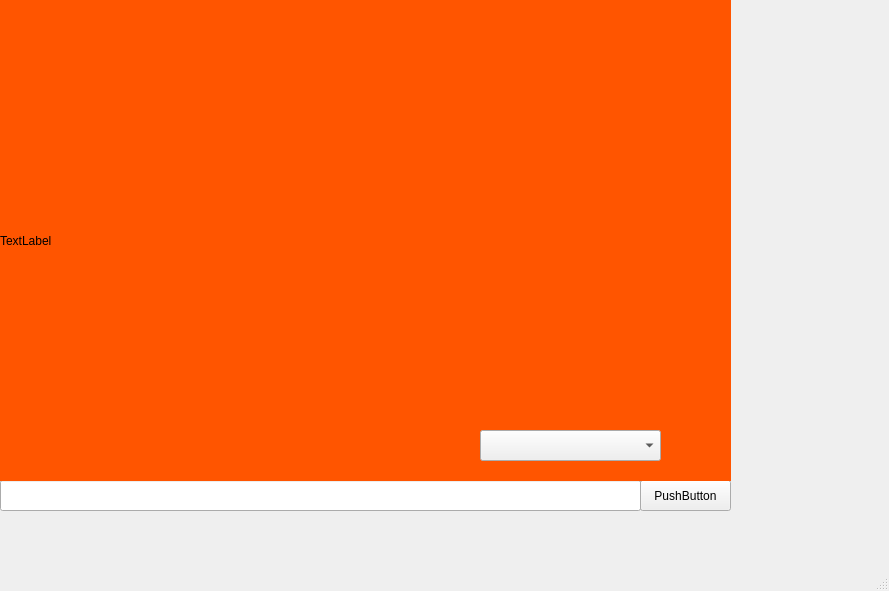
Parsa20231401/FAZE1.0, file entername2/server.ui: the form before one commit.
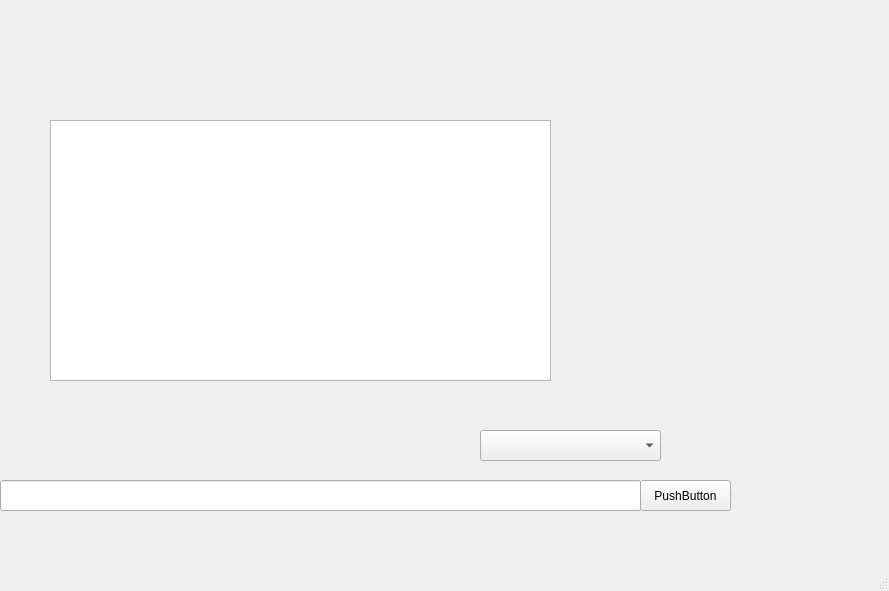
The form after the commit.

```diff
--- a/entername2/server.ui
+++ b/entername2/server.ui
@@ -37,22 +37,6 @@
      </rect>
     </property>
    </widget>
-   <widget class="QLabel" name="textBrowser_receivedMessages">
-    <property name="geometry">
-     <rect>
-      <x>0</x>
-      <y>0</y>
-      <width>731</width>
-      <height>481</height>
-     </rect>
-    </property>
-    <property name="styleSheet">
-     <string notr="true">background-color: rgb(255, 85, 0);</string>
-    </property>
-    <property name="text">
-     <string>TextLabel</string>
-    </property>
-   </widget>
    <widget class="QComboBox" name="comboBox_receiver">
     <property name="geometry">
      <rect>
@@ -63,6 +47,16 @@
      </rect>
     </property>
    </widget>
+   <widget class="QTextBrowser" name="textBrowser">
+    <property name="geometry">
+     <rect>
+      <x>50</x>
+      <y>120</y>
+      <width>501</width>
+      <height>261</height>
+     </rect>
+    </property>
+   </widget>
   </widget>
   <widget class="QMenuBar" name="menubar">
    <property name="geometry">
```
Left out of the diff: 2 changed lines with no effect on the pictures.
